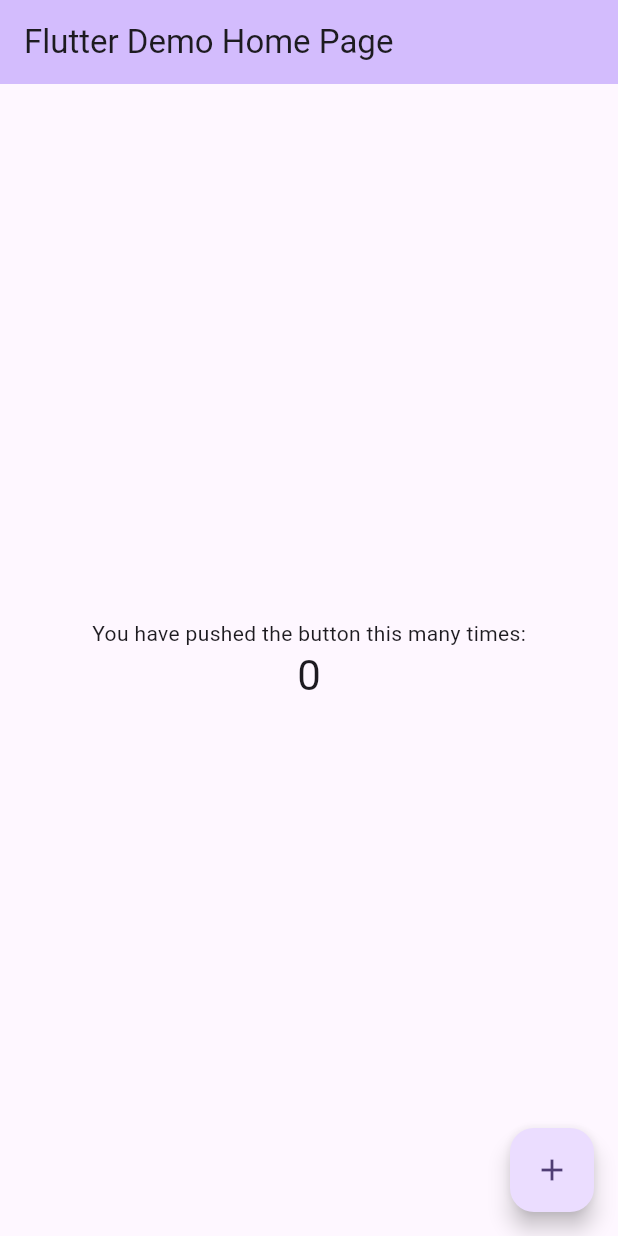
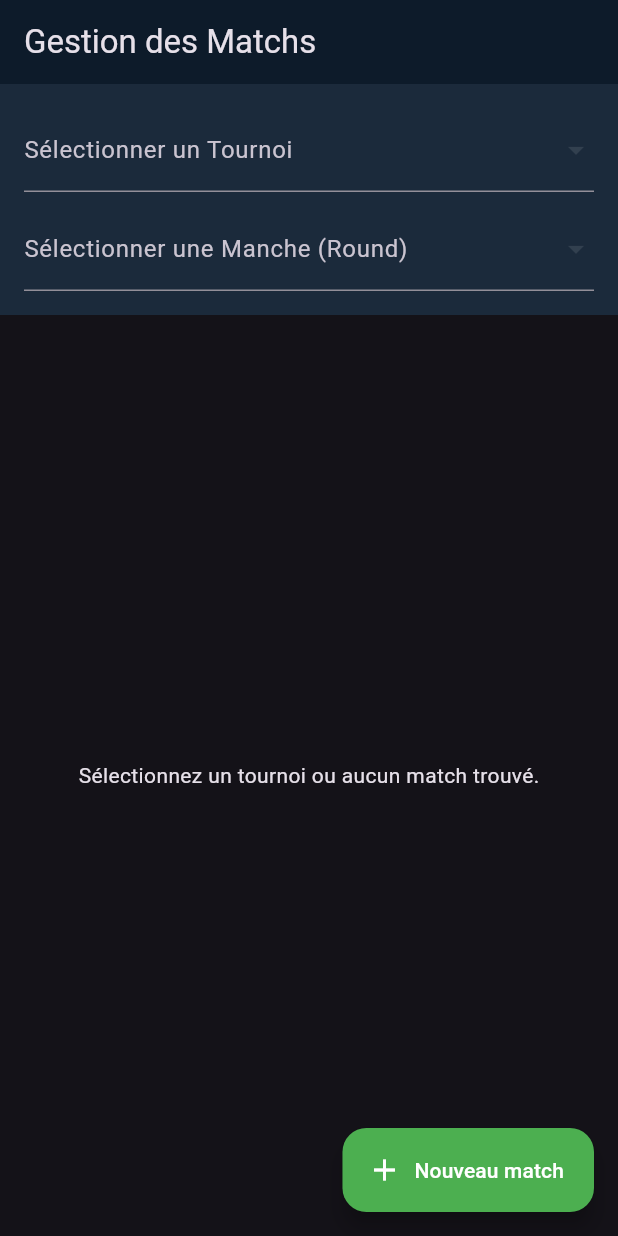
Before and after one commit to JeromeCervelle/citoyens_armes_app_mobile, a Flutter app: the screen it shows after launch, on a phone screen of 412 x 824 dp. Run offline on Flutter 3.47's test engine with Material 3 defaults, Android fonts, the phone set to English and light mode, and no system bars; network calls fail.

Commit message:
ajout des features matchs (non fini)

```diff
--- /dev/null
+++ b/lib/features/match/models/match_dto.dart
@@ -0,0 +1,39 @@
+// Fichier : lib/features/match/models/match_dto.dart
+
+class MatchDTO {
+  final String id;
+  final String team1Id;
+  final String team2Id;
+  final int team1Point;
+  final int team2Point;
+
+  MatchDTO({
+    required this.id,
+    required this.team1Id,
+    required this.team2Id,
+    required this.team1Point,
+    required this.team2Point,
+  });
+
+  // Fonction pour convertir le JSON de l'API en objet Dart
+  factory MatchDTO.fromJson(Map<String, dynamic> json) {
+    return MatchDTO(
+      id: json['id'] ?? '',
+      team1Id: json['team1Id'] ?? '',
+      team2Id: json['team2Id'] ?? '',
+      team1Point: json['team1Point'] ?? 0,
+      team2Point: json['team2Point'] ?? 0,
+    );
+  }
+
+  // Fonction pour convertir l'objet Dart en JSON (utile si besoin d'envoyer l'objet entier)
+  Map<String, dynamic> toJson() {
+    return {
+      'id': id,
+      'team1Id': team1Id,
+      'team2Id': team2Id,
+      'team1Point': team1Point,
+      'team2Point': team2Point,
+    };
+  }
+}
--- /dev/null
+++ b/lib/features/match/screens/match_list_screen.dart
@@ -0,0 +1,166 @@
+// Fichier : lib/features/match/screens/match_list_screen.dart
+import 'package:flutter/material.dart';
+import '../models/match_dto.dart';
+import '../services/match_api_service.dart';
+import '../widgets/match_card.dart';
+import '../widgets/create_match_dialog.dart';
+
+class MatchListScreen extends StatefulWidget {
+  final String token;
+  const MatchListScreen({super.key, required this.token});
+
+  @override
+  State<MatchListScreen> createState() => _MatchListScreenState();
+}
+
+class _MatchListScreenState extends State<MatchListScreen> {
+  final MatchApiService _apiService = MatchApiService();
+
+  List<dynamic> _tournaments = [];
+  List<dynamic> _rounds = [];
+  List<dynamic> _teams = []; // On les charge ici pour les passer à la popup
+  List<MatchDTO> _matches = [];
+
+  String? _selectedTournamentId;
+  String? _selectedRoundId;
+  bool _isLoading = true;
+
+  @override
+  void initState() {
+    super.initState();
+    _loadTournaments();
+  }
+
+  Future<void> _loadTournaments() async {
+    setState(() => _isLoading = true);
+    try {
+      final tournois = await _apiService.getTournaments(widget.token);
+      setState(() {
+        _tournaments = tournois;
+        _isLoading = false;
+      });
+    } catch (e) {
+      print("Erreur: $e");
+      setState(() => _isLoading = false);
+    }
+  }
+
+  Future<void> _onTournamentSelected(String? tournamentId) async {
+    if (tournamentId == null) return;
+    setState(() {
+      _selectedTournamentId = tournamentId;
+      _selectedRoundId = null; // On réinitialise le round
+      _isLoading = true;
+    });
+
+    try {
+      // On charge tout ce qui concerne ce tournoi
+      final rounds = await _apiService.getRounds(tournamentId, widget.token);
+      final teams = await _apiService.getTeams(tournamentId, widget.token);
+      final matches = await _apiService.getMatches(tournamentId, widget.token);
+
+      setState(() {
+        _rounds = rounds;
+        _teams = teams;
+        _matches = matches;
+        _isLoading = false;
+      });
+    } catch (e) {
+      print("Erreur: $e");
+      setState(() => _isLoading = false);
+    }
+  }
+
+  @override
+  Widget build(BuildContext context) {
+    return Scaffold(
+      appBar: AppBar(
+        title: const Text("Gestion des Matchs"),
+        backgroundColor: const Color(0xFF0D1B2A),
+      ),
+      body: Column(
+        children: [
+          // --- ZONE DES FILTRES ---
+          Container(
+            padding: const EdgeInsets.all(16),
+            color: const Color(0xFF1B2A3B),
+            child: Column(
+              children: [
+                // Choix du Tournoi
+                DropdownButtonFormField<String>(
+                  decoration: const InputDecoration(labelText: 'Sélectionner un Tournoi'),
+                  dropdownColor: const Color(0xFF0D1B2A),
+                  value: _selectedTournamentId,
+                  items: _tournaments.map((t) {
+                    return DropdownMenuItem<String>(
+                      value: t['id'].toString(), // Sécurité si l'ID est un entier
+                      child: Text(t['name'] ?? 'Tournoi sans nom'),
+                    );
+                  }).toList(),
+                  onChanged: _onTournamentSelected,
+                ),
+                const SizedBox(height: 10),
+
+                // Choix du Round (Manche)
+                DropdownButtonFormField<String>(
+                  decoration: const InputDecoration(labelText: 'Sélectionner une Manche (Round)'),
+                  dropdownColor: const Color(0xFF0D1B2A),
+                  value: _selectedRoundId,
+                  items: _rounds.map((r) {
+                    return DropdownMenuItem<String>(
+                      value: r['id'].toString(),
+                      child: Text(r['name'] ?? 'Round sans nom'),
+                    );
+                  }).toList(),
+                  onChanged: (val) => setState(() => _selectedRoundId = val),
+                ),
+              ],
+            ),
+          ),
+
+          // --- ZONE DE LA LISTE DES MATCHS ---
+          Expanded(
+            child: _isLoading
+                ? const Center(child: CircularProgressIndicator())
+                : _matches.isEmpty
+                ? const Center(child: Text("Sélectionnez un tournoi ou aucun match trouvé."))
+                : ListView.builder(
+              itemCount: _matches.length,
+              itemBuilder: (context, index) {
+                return MatchCard(match: _matches[index]);
+              },
+            ),
+          ),
+        ],
+      ),
+
+      floatingActionButton: FloatingActionButton.extended(
+        onPressed: () async {
+          if (_selectedTournamentId == null || _selectedRoundId == null) {
+            ScaffoldMessenger.of(context).showSnackBar(
+              const SnackBar(content: Text("Veuillez d'abord sélectionner un tournoi et un round !")),
+            );
+            return;
+          }
+
+          final matchCreated = await showDialog<bool>(
+            context: context,
+            builder: (context) => CreateMatchDialog(
+                tournamentId: _selectedTournamentId!,
+                roundId: _selectedRoundId!,
+                teams: _teams, // On passe les vraies équipes à la popup !
+                token: widget.token
+            ),
+          );
+
+          if (matchCreated == true) {
+            _onTournamentSelected(_selectedTournamentId); // Rafraîchit la liste
+          }
+        },
+        label: const Text('Nouveau match', style: TextStyle(color: Colors.white)),
+        icon: const Icon(Icons.add, color: Colors.white),
+        backgroundColor: Colors.green,
+      ),
+    );
+  }
+}
--- a/lib/main.dart
+++ b/lib/main.dart
@@ -1,4 +1,6 @@
+// Fichier : lib/main.dart
 import 'package:flutter/material.dart';
+import 'features/match/screens/match_list_screen.dart';
 
 void main() {
   runApp(const MyApp());
@@ -7,115 +9,13 @@ void main() {
 class MyApp extends StatelessWidget {
   const MyApp({super.key});
 
-  // This widget is the root of your application.
   @override
   Widget build(BuildContext context) {
     return MaterialApp(
-      title: 'Flutter Demo',
-      theme: ThemeData(
-        // This is the theme of your application.
-        //
-        // TRY THIS: Try running your application with "flutter run". You'll see
-        // the application has a purple toolbar. Then, without quitting the app,
-        // try changing the seedColor in the colorScheme below to Colors.green
-        // and then invoke "hot reload" (save your changes or press the "hot
-        // reload" button in a Flutter-supported IDE, or press "r" if you used
-        // the command line to start the app).
-        //
-        // Notice that the counter didn't reset back to zero; the application
-        // state is not lost during the reload. To reset the state, use hot
-        // restart instead.
-        //
-        // This works for code too, not just values: Most code changes can be
-        // tested with just a hot reload.
-        colorScheme: .fromSeed(seedColor: Colors.deepPurple),
-      ),
-      home: const MyHomePage(title: 'Flutter Demo Home Page'),
-    );
-  }
-}
-
-class MyHomePage extends StatefulWidget {
-  const MyHomePage({super.key, required this.title});
-
-  // This widget is the home page of your application. It is stateful, meaning
-  // that it has a State object (defined below) that contains fields that affect
-  // how it looks.
-
-  // This class is the configuration for the state. It holds the values (in this
-  // case the title) provided by the parent (in this case the App widget) and
-  // used by the build method of the State. Fields in a Widget subclass are
-  // always marked "final".
-
-  final String title;
-
-  @override
-  State<MyHomePage> createState() => _MyHomePageState();
-}
-
-class _MyHomePageState extends State<MyHomePage> {
-  int _counter = 0;
-
-  void _incrementCounter() {
-    setState(() {
-      // This call to setState tells the Flutter framework that something has
-      // changed in this State, which causes it to rerun the build method below
-      // so that the display can reflect the updated values. If we changed
-      // _counter without calling setState(), then the build method would not be
-      // called again, and so nothing would appear to happen.
-      _counter++;
-    });
-  }
-
-  @override
-  Widget build(BuildContext context) {
-    // This method is rerun every time setState is called, for instance as done
-    // by the _incrementCounter method above.
-    //
-    // The Flutter framework has been optimized to make rerunning build methods
-    // fast, so that you can just rebuild anything that needs updating rather
-    // than having to individually change instances of widgets.
-    return Scaffold(
-      appBar: AppBar(
-        // TRY THIS: Try changing the color here to a specific color (to
-        // Colors.amber, perhaps?) and trigger a hot reload to see the AppBar
-        // change color while the other colors stay the same.
-        backgroundColor: Theme.of(context).colorScheme.inversePrimary,
-        // Here we take the value from the MyHomePage object that was created by
-        // the App.build method, and use it to set our appbar title.
-        title: Text(widget.title),
-      ),
-      body: Center(
-        // Center is a layout widget. It takes a single child and positions it
-        // in the middle of the parent.
-        child: Column(
-          // Column is also a layout widget. It takes a list of children and
-          // arranges them vertically. By default, it sizes itself to fit its
-          // children horizontally, and tries to be as tall as its parent.
-          //
-          // Column has various properties to control how it sizes itself and
-          // how it positions its children. Here we use mainAxisAlignment to
-          // center the children vertically; the main axis here is the vertical
-          // axis because Columns are vertical (the cross axis would be
-          // horizontal).
-          //
-          // TRY THIS: Invoke "debug painting" (choose the "Toggle Debug Paint"
-          // action in the IDE, or press "p" in the console), to see the
-          // wireframe for each widget.
-          mainAxisAlignment: .center,
-          children: [
-            const Text('You have pushed the button this many times:'),
-            Text(
-              '$_counter',
-              style: Theme.of(context).textTheme.headlineMedium,
-            ),
-          ],
-        ),
-      ),
-      floatingActionButton: FloatingActionButton(
-        onPressed: _incrementCounter,
-        tooltip: 'Increment',
-        child: const Icon(Icons.add),
+      title: 'Aux Claviers Citoyens',
+      theme: ThemeData.dark(),
+      home: const MatchListScreen(
+        token: "eyJhbGciOiJIUzUxMiJ9.eyJzdWIiOiJhZG1pbiIsImlhdCI6MTc3MzMzMDA1NSwiZXhwIjoxNzczNDE2NDU1fQ.LyjzPzFuPyLwMVGEMscvob3gx-xoaxC5AGRRHMfBVTPli4LUd8w71g7dqgdD1eF3KDOur2gVwq6cUPVAHRJcJg",
       ),
     );
   }
```
Also changed, not shown: lib/features/match/services/match_api_service.dart (added, +102 -0 lines), lib/features/match/widgets/create_match_dialog.dart (added, +118 -0 lines), lib/features/match/widgets/match_card.dart (added, +62 -0 lines), pubspec.yaml (+3 -70 lines), pubspec.lock, 1 other file.
